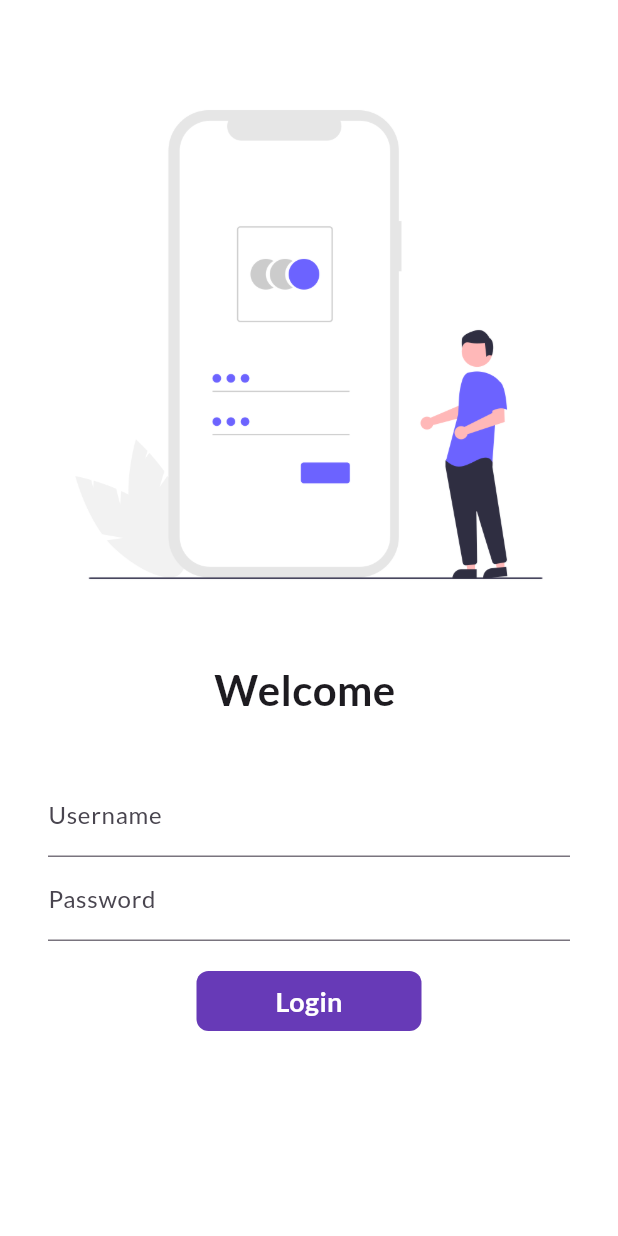
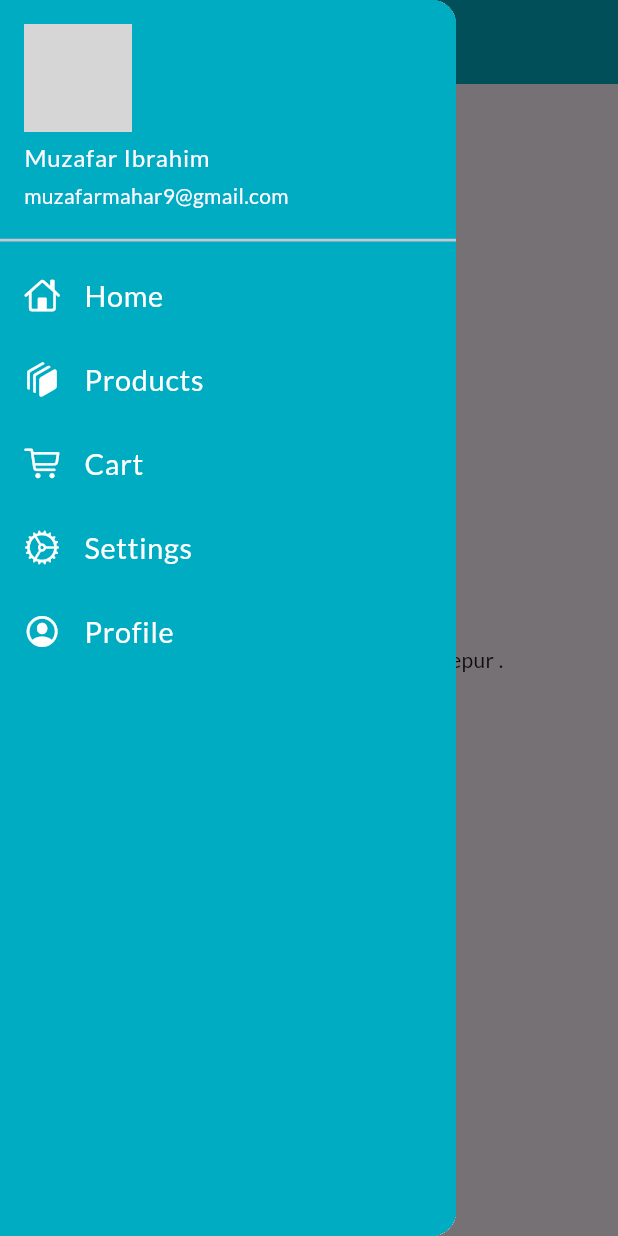
Before and after one commit to Muzafar21SW055/Catalog_App, a Flutter app: the screen it shows after launch, with the side drawer open (before the commit the screen has no drawer), on a phone screen of 412 x 824 dp. Run offline on Flutter 3.47's test engine with Material 3 defaults, Android fonts, the phone set to English and light mode, and no system bars; our stand-ins replace google_fonts; network calls fail; grey boxes are pictures that could not be loaded.

Commit message:
day 9 completed.

```diff
--- a/lib/main.dart
+++ b/lib/main.dart
@@ -16,11 +16,11 @@ class MyApp extends StatelessWidget {
     return MaterialApp(
       themeMode: ThemeMode.light,
       theme: ThemeData(
-        primarySwatch: Colors.deepPurple,
+        primaryColor: Colors.cyan[600],
         fontFamily: GoogleFonts.lato().fontFamily,
       ),
       debugShowCheckedModeBanner: false,
-      initialRoute: "/",
+      initialRoute: MyRoutes.homeRoute,
       routes: {
         "/": (context) => LoginPage(),
         MyRoutes.homeRoute: (context) => HomePage(),
--- a/lib/pages/home_page.dart
+++ b/lib/pages/home_page.dart
@@ -1,4 +1,5 @@
 import 'package:flutter/material.dart';
+import 'package:learningdart/widgets/drawer.dart';
 
 class HomePage extends StatelessWidget {
   final int days = 4;
@@ -11,7 +12,7 @@ class HomePage extends StatelessWidget {
     return Scaffold(
       appBar: AppBar(
         title: const Text("Catalog App"),
-        backgroundColor: Colors.deepPurple,
+        backgroundColor: Colors.cyan[600],
         foregroundColor: Colors.white,
       ),
       body: Center(
@@ -19,7 +20,7 @@ class HomePage extends StatelessWidget {
           child: Text("Learning Flutter in $days Days with $name ."),
         ),
       ),
-      drawer: const Drawer(),
+      drawer: MyDrawer(),
     );
   }
 }
--- a/lib/pages/login_page.dart
+++ b/lib/pages/login_page.dart
@@ -58,6 +58,7 @@ class _LoginPageState extends State<LoginPage> {
                   child: Column(
                     children: [
                       TextFormField(
+                        style: TextStyle(color: Colors.cyan[700]),
                         decoration: InputDecoration(
                           hintText: "Enter Username",
                           labelText: "Username",
@@ -92,7 +93,7 @@ class _LoginPageState extends State<LoginPage> {
                         height: 20.0,
                       ),
                       Material(
-                        color: Colors.deepPurple,
+                        color: Colors.cyan[400],
                         borderRadius:
                             BorderRadius.circular(changeButton ? 25 : 8),
                         child: InkWell(
--- /dev/null
+++ b/lib/widgets/drawer.dart
@@ -0,0 +1,92 @@
+import 'package:flutter/cupertino.dart';
+import 'package:flutter/material.dart';
+
+class MyDrawer extends StatelessWidget {
+  const MyDrawer({super.key});
+
+  @override
+  Widget build(BuildContext context) {
+    final imageUrl =
+        "https://media.licdn.com/dms/image/v2/D4D03AQGHdv4lox7w-w/profile-displayphoto-shrink_200_200/profile-displayphoto-shrink_200_200/0/1691960254895?e=2147483647&v=beta&t=9_-8ktud6sEeyhheorYkC2q2Sj92Qi3idsJ3mFJuJ6o";
+
+    return Drawer(
+      child: Container(
+        color: Colors.cyan[600],
+        child: ListView(
+          padding: EdgeInsets.zero,
+          children: [
+            DrawerHeader(
+              padding: EdgeInsets.zero,
+              child: UserAccountsDrawerHeader(
+                margin: EdgeInsets.zero,
+                decoration: BoxDecoration(
+                  color: Colors.cyan[600],
+                ),
+                accountName: Text("Muzafar Ibrahim"),
+                accountEmail: Text("muzafarmahar9@gmail.com"),
+                currentAccountPicture: CircleAvatar(
+                  backgroundImage: NetworkImage(imageUrl),
+                ),
+              ),
+            ),
+            ListTile(
+              leading: Icon(
+                CupertinoIcons.home,
+                color: Colors.white,
+              ),
+              title: Text(
+                "Home",
+                textScaleFactor: 1.2,
+                style: TextStyle(color: Colors.white),
+              ),
+            ),
+            ListTile(
+              leading: Icon(
+                CupertinoIcons.square_stack_3d_down_right_fill,
+                color: Colors.white,
+              ),
+              title: Text(
+                "Products",
+                textScaleFactor: 1.2,
+                style: TextStyle(color: Colors.white),
+              ),
+            ),
+            ListTile(
+              leading: Icon(
+                CupertinoIcons.cart,
+                color: Colors.white,
+              ),
+              title: Text(
+                "Cart",
+                textScaleFactor: 1.2,
+                style: TextStyle(color: Colors.white),
+              ),
+            ),
+            ListTile(
+              leading: Icon(
+                CupertinoIcons.settings,
+                color: Colors.white,
+              ),
+              title: Text(
+                "Settings",
+                textScaleFactor: 1.2,
+                style: TextStyle(color: Colors.white),
+              ),
+            ),
+            ListTile(
+              leading: Icon(
+                CupertinoIcons.profile_circled,
+                color: Colors.white,
+              ),
+              title: Text(
+                "Profile",
+                textScaleFactor: 1.2,
+                style: TextStyle(color: Colors.white),
+              ),
+            ),
+          ],
+        ),
+      ),
+    );
+  }
+}
```
Also changed, not shown: 3 other files.
